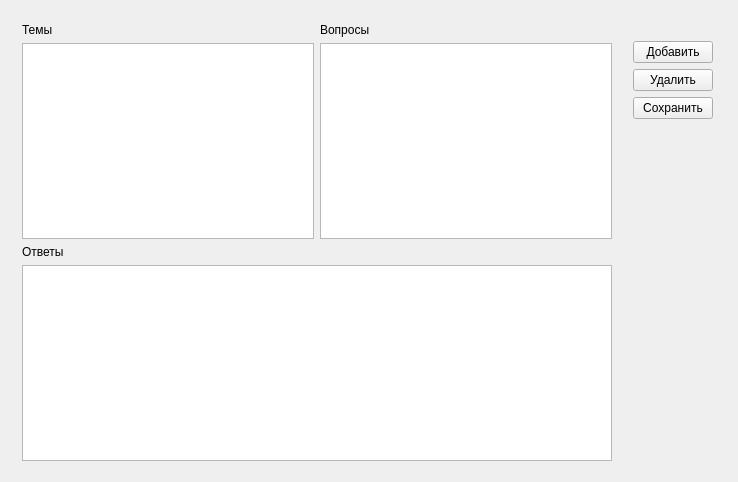
Qt form themesdialog.ui (a-nizam/testing) before a commit.
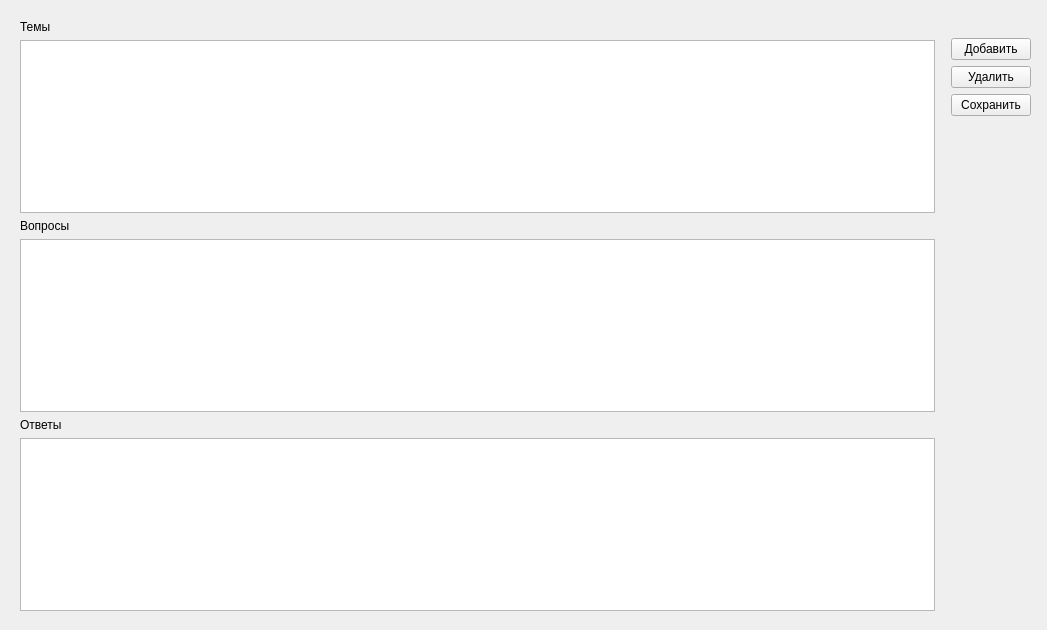
The same form after that commit.

Diff of the .ui file:
```diff
--- a/themesdialog.ui
+++ b/themesdialog.ui
@@ -6,8 +6,8 @@
    <rect>
     <x>0</x>
     <y>0</y>
-    <width>738</width>
-    <height>482</height>
+    <width>1047</width>
+    <height>630</height>
    </rect>
   </property>
   <property name="windowTitle">
@@ -16,18 +16,16 @@
   <widget class="QWidget" name="layoutWidget">
    <property name="geometry">
     <rect>
-     <x>22</x>
-     <y>23</y>
-     <width>691</width>
-     <height>438</height>
+     <x>20</x>
+     <y>20</y>
+     <width>1011</width>
+     <height>591</height>
     </rect>
    </property>
-   <layout class="QHBoxLayout" name="horizontalLayout_2">
-    <item>
-     <layout class="QVBoxLayout" name="verticalLayout_4">
-      <item>
        <layout class="QHBoxLayout" name="horizontalLayout">
         <item>
+     <layout class="QVBoxLayout" name="verticalLayout_5">
+      <item>
          <layout class="QVBoxLayout" name="verticalLayout">
           <item>
            <widget class="QLabel" name="label">
@@ -55,8 +53,6 @@
           </item>
          </layout>
         </item>
-       </layout>
-      </item>
       <item>
        <layout class="QVBoxLayout" name="verticalLayout_3">
         <item>
@@ -83,14 +79,14 @@
       </property>
       <property name="sizeHint" stdset="0">
        <size>
-        <width>15</width>
+        <width>10</width>
         <height>20</height>
        </size>
       </property>
      </spacer>
     </item>
     <item>
-     <layout class="QVBoxLayout" name="verticalLayout_5">
+     <layout class="QVBoxLayout" name="verticalLayout_4">
       <item>
        <spacer name="verticalSpacer_2">
         <property name="orientation">
```
Left out of the diff: 1 changed line with no effect on the pictures. Lines whose indentation alone changed are shown as unchanged.
